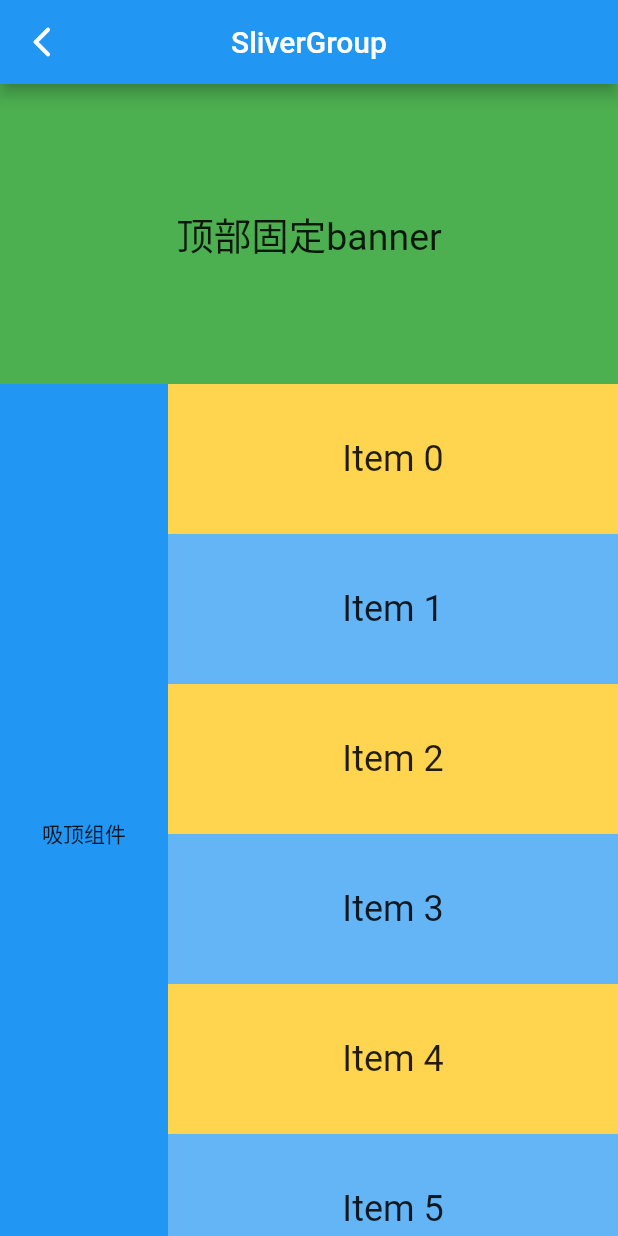
After one commit to wangysIosDart/mianshi, a Flutter app: the SliverCrossAxisGroupExample screen opened directly, on a phone screen of 412 x 824 dp. The commit adds this screen. Run offline on Flutter 3.47's test engine with Material 3 defaults, Android fonts, the phone set to English and light mode, and no system bars; our stand-ins replace dio, flutter_mobx, flutter_riverpod, flutter_svg, mobx, photo_view and 2 more; missing offline and left inert: fijkplayer, flutter_inappwebview, just_the_tooltip; generated files the repository leaves out were written again; Roboto replaces fonts that are missing (PingFang SC).

Commit message:
[feat]:SliverCrossAxisGroup

```diff
--- a/demo/lib/main.dart
+++ b/demo/lib/main.dart
@@ -4,6 +4,7 @@ import 'package:flutter/material.dart';
 
 import 'gujia/shimmer.dart';
 import 'river_pod/river_pod_page.dart';
+import 'sliversGroup/sliver_group.dart';
 import 'webview/web_page.dart';
 
 void main() {
@@ -55,6 +56,7 @@ class _MainPageState extends State<MainPage> {
     NavItem('notifier', const NotifierPage()),
     NavItem('ShimmerPage', const ShimmerPage()),
     NavItem('WebPage', const WebPage()),
+    NavItem('SliverGroupPage', const SliverCrossAxisGroupExample()),
   ];
 
   @override
--- /dev/null
+++ b/demo/lib/sliversGroup/sliver_group.dart
@@ -0,0 +1,146 @@
+import 'dart:math';
+
+import 'package:flutter/material.dart';
+
+///3. 交叉轴分组相关 Sliver 组件
+/// 其中 SliverConstrainedCrossAxis 和 SliverCrossAxisExpanded 用于控制滑片在交叉轴的尺寸；有人可能会疑惑，一般来说，交叉轴方向的尺寸不就是视口尺寸吗，为什么需要控制交叉轴方向的滑片尺寸呢？有些场景下，我们期望交叉轴方向可以排若干个 Sliver 滑块，共同响应滚动，特别是像宽度充裕的桌面端。
+/// 如下所示，左中右三块 SliverList 水平排布，共同滑动。这种场景在之前是很难实现的，现在有了 SliverCrossAxisGroup 组件，就可以在竖直滑动视口中，将若干个 Sliver 水平排列，作为一个滑片组。而 SliverConstrainedCrossAxis 和 SliverCrossAxisExpanded  两个组件就是用于控制滑片在交叉轴方向尺寸的，所以说这三位是同一条船上的。
+///
+/// 作者：张风捷特烈
+/// 链接：https://juejin.cn/post/7268228858762870784
+/// 来源：稀土掘金
+/// 著作权归作者所有。商业转载请联系作者获得授权，非商业转载请注明出处。
+///
+
+class SliverCrossAxisGroupExample extends StatelessWidget {
+  const SliverCrossAxisGroupExample({super.key});
+
+  @override
+  Widget build(BuildContext context) {
+    return Scaffold(
+      appBar: AppBar(title: const Text('SliverGroup'),),
+      body: CustomScrollView(
+        slivers: <Widget>[
+          SliverToBoxAdapter(
+            child: Container(
+              height: 200,
+              width: double.infinity,
+              color: Colors.green,
+              alignment: Alignment.center,
+              child: const Text(
+                '顶部固定banner',
+                style: TextStyle(
+                    fontSize: 25
+                ),
+              ),
+            ),
+          ),
+          SliverCrossAxisGroup(
+            slivers: <Widget>[
+              SliverPersistentHeader(
+                delegate: _MySliverHeaderDelegate(
+                  minHeight: 600.0, // 最小高度
+                  maxHeight: 600.0, // 最大高度
+                  child: Container(
+                    width: 100,
+                    color: Colors.blue,
+                    child: const Center(child: Text('吸顶组件')),
+                  ),
+                ),
+                pinned: true, // 使组件吸顶
+              ),
+              SliverConstrainedCrossAxis(
+                maxExtent: 300,
+                sliver: SliverColorList(
+                  height: 100.0,
+                  fontSize: 24,
+                  count: 20,
+                  color1: Colors.amber[300],
+                  color2: Colors.blue[300],
+                ),
+              ),
+            ],
+          ),
+          SliverToBoxAdapter(
+            child: Container(
+              height: 300,
+              width: double.infinity,
+              color: Colors.brown,
+              alignment: Alignment.center,
+              child: const Text(
+                '底部文字说明',
+                style: TextStyle(
+                    fontSize: 25
+                ),
+              ),
+            ),
+          ),
+        ],
+      ),
+    );
+  }
+}
+
+class SliverColorList extends StatelessWidget {
+  final double height;
+  final double fontSize;
+  final Color? color1;
+  final Color? color2;
+  final int count;
+  const SliverColorList(
+      {super.key,
+        required this.height,
+        required this.fontSize,
+        required this.count,
+        this.color1,
+        this.color2});
+
+  @override
+  Widget build(BuildContext context) {
+    return SliverList.builder(
+      itemBuilder: (BuildContext context, int index) {
+        return Container(
+          color: index.isEven ? color1 : color2,
+          height: height,
+          child: Center(
+            child: Text(
+              'Item $index',
+              style: TextStyle(fontSize: fontSize),
+            ),
+          ),
+        );
+      },
+      itemCount: count,
+    );
+  }
+}
+
+class _MySliverHeaderDelegate extends SliverPersistentHeaderDelegate {
+  _MySliverHeaderDelegate({
+    required this.minHeight,
+    required this.maxHeight,
+    required this.child,
+  });
+
+  final double minHeight;
+  final double maxHeight;
+  final Widget child;
+
+  @override
+  double get minExtent => minHeight;
+
+  @override
+  double get maxExtent => max(maxHeight, minHeight);
+
+  @override
+  Widget build(BuildContext context, double shrinkOffset, bool overlapsContent) {
+    return SizedBox.expand(child: child);
+  }
+
+  @override
+  bool shouldRebuild(_MySliverHeaderDelegate oldDelegate) {
+    return maxHeight != oldDelegate.maxHeight ||
+        minHeight != oldDelegate.minHeight ||
+        child != oldDelegate.child;
+  }
+}
```
